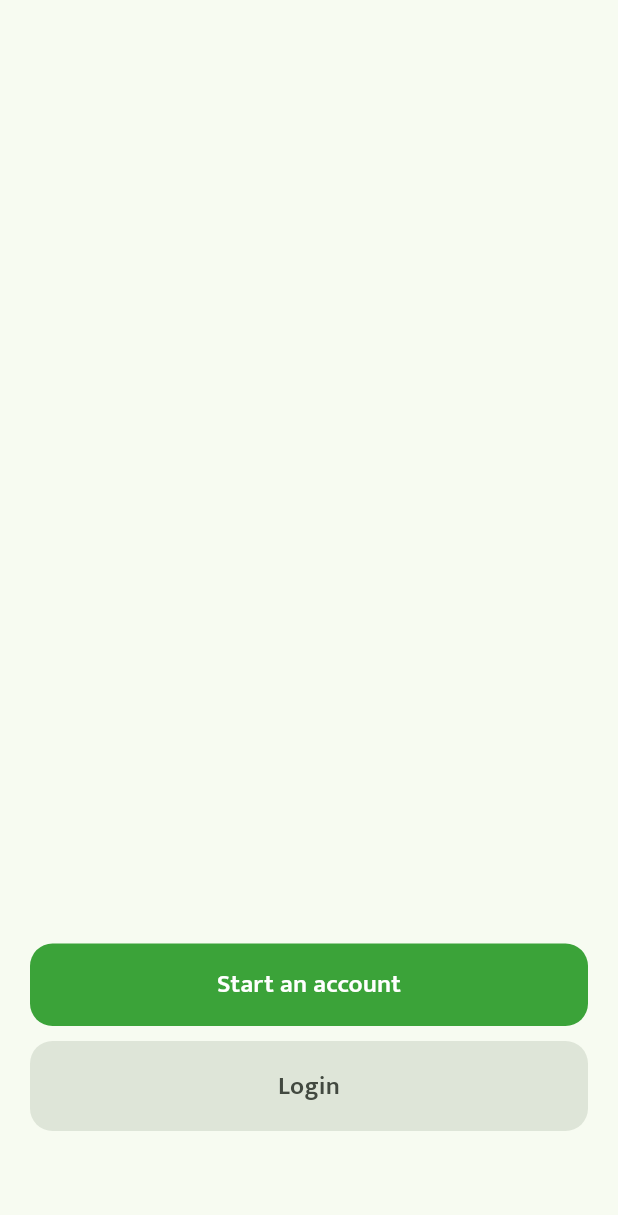
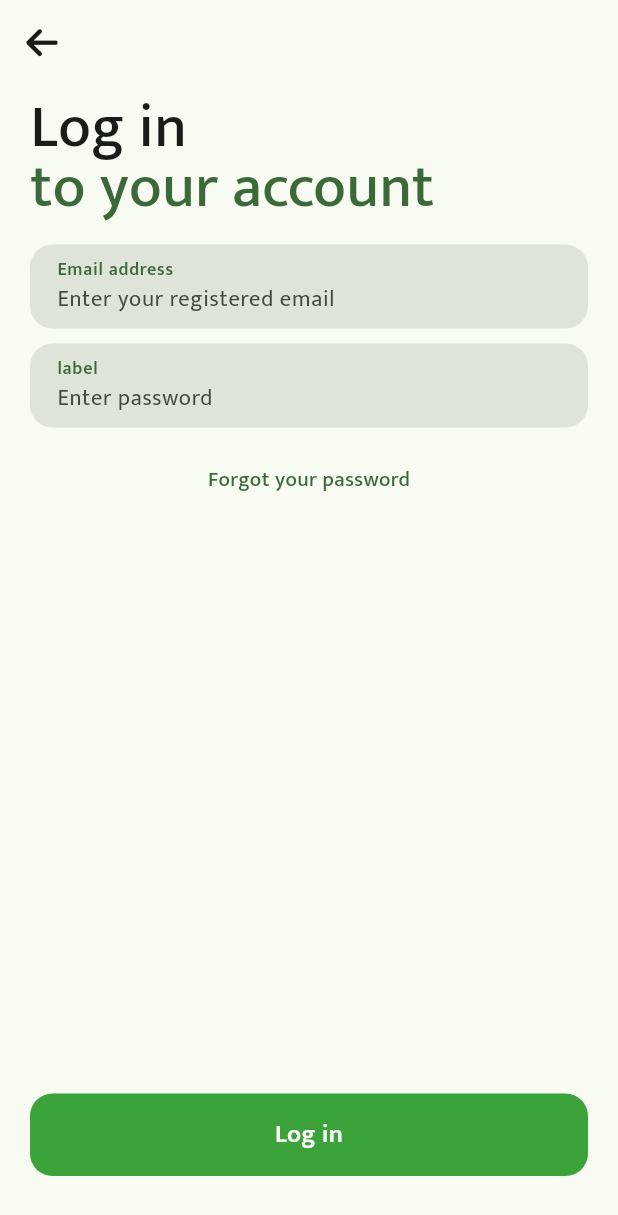
Before and after one commit to donndpm/maya_clone_app, a Flutter app: the screen it shows after launch, after a tap on "Login", on a phone screen of 412 x 824 dp. Shown: the top 1215 px of the screen. Run offline on Flutter 3.47's test engine with Material 2 defaults, Android fonts, the phone set to English and light mode, and no system bars; our stand-ins replace bloc, equatable, firebase_auth, firebase_core, flutter_bloc, font_awesome_flutter; accounts and stored records are empty.

Commit message:
Modified to auth screens to use email instead of phone number to use as login details. Also added initial login screen.

```diff
--- a/lib/src/authentication/bloc/create_account/create_account_state.dart
+++ b/lib/src/authentication/bloc/create_account/create_account_state.dart
@@ -7,7 +7,7 @@ abstract class CreateAccountState extends Equatable {
   List<Object> get props => [];
 }
 
-class CreateAccountInit extends CreateAccountState {}
+class CreateAccountInitial extends CreateAccountState {}
 
 class TextFieldValid extends CreateAccountState {}
 
@@ -35,3 +35,5 @@ class TextFieldError extends CreateAccountState {
         passwordErrorMsg,
       ];
 }
+
+class CreateAccountAuthenticated extends CreateAccountState {}
--- a/lib/src/authentication/bloc/page_controller/create_account_page_controller_cubit.dart
+++ b/lib/src/authentication/bloc/create_account/page_controller/create_account_page_controller_cubit.dart
@@ -4,8 +4,8 @@ import 'package:flutter/material.dart';
 import 'package:flutter_bloc/flutter_bloc.dart';
 import 'package:maya_clone_app/src/authentication/bloc/create_account/create_account_bloc.dart';
 
-class PageControllerCubit extends Cubit<int> {
-  PageControllerCubit() : super(0);
+class CreateAccountPageControllerCubit extends Cubit<int> {
+  CreateAccountPageControllerCubit() : super(0);
 
   togglePage(BuildContext context, PageController controller, int oldIndex,
       int newIndex) {
--- a/lib/src/authentication/screens/auth_screen.dart
+++ b/lib/src/authentication/screens/auth_screen.dart
@@ -1,5 +1,6 @@
 import 'package:flutter/material.dart';
 import 'package:maya_clone_app/src/authentication/screens/create_account/create_account.dart';
+import 'package:maya_clone_app/src/authentication/screens/login/login.dart';
 import 'package:maya_clone_app/src/authentication/screens/shared/auth_primary_btn.dart';
 import 'package:maya_clone_app/src/authentication/screens/shared/auth_secondary_btn.dart';
 
@@ -30,7 +31,17 @@ class AuthScreen extends StatelessWidget {
               const SizedBox(
                 height: 10,
               ),
-              AuthSecondaryBtn(label: 'Login'),
+              AuthSecondaryBtn(
+                label: 'Login',
+                onTap: () {
+                  Navigator.push(
+                    context,
+                    MaterialPageRoute(
+                      builder: (context) => LoginScreen(),
+                    ),
+                  );
+                },
+              ),
               const SizedBox(
                 height: 70,
               ),
--- a/lib/src/authentication/screens/create_account/data_privacy_screen.dart
+++ b/lib/src/authentication/screens/create_account/data_privacy_screen.dart
@@ -4,7 +4,7 @@ import 'package:font_awesome_flutter/font_awesome_flutter.dart';
 import 'package:maya_clone_app/src/authentication/screens/shared/auth_input_text.dart';
 import 'package:maya_clone_app/utils/constants.dart';
 
-import '../../bloc/page_controller/page_controller_cubit.dart';
+import '../../bloc/create_account/page_controller/create_account_page_controller_cubit.dart';
 import '../shared/auth_hidden_text.dart';
 import '../shared/auth_primary_btn.dart';
 
@@ -18,7 +18,7 @@ class DataPrivacyScreen extends StatelessWidget {
 
   @override
   Widget build(BuildContext context) {
-    return BlocBuilder<PageControllerCubit, int>(
+    return BlocBuilder<CreateAccountPageControllerCubit, int>(
       builder: (context, index) {
         return Padding(
           padding: const EdgeInsets.symmetric(horizontal: 20.0),
@@ -78,7 +78,7 @@ class DataPrivacyScreen extends StatelessWidget {
                 label: 'Continue',
                 onTap: () {
                   context
-                      .read<PageControllerCubit>()
+                      .read<CreateAccountPageControllerCubit>()
                       .togglePage(context, pageController, index, index + 1);
                 },
               ),
--- a/lib/src/authentication/screens/login/login.dart
+++ b/lib/src/authentication/screens/login/login.dart
@@ -0,0 +1,88 @@
+import 'package:flutter/material.dart';
+import 'package:font_awesome_flutter/font_awesome_flutter.dart';
+import 'package:maya_clone_app/src/authentication/screens/shared/auth_hidden_text.dart';
+import 'package:maya_clone_app/src/authentication/screens/shared/auth_input_text.dart';
+import 'package:maya_clone_app/src/authentication/screens/shared/auth_primary_btn.dart';
+import 'package:maya_clone_app/src/authentication/screens/shared/auth_primary_text_btn.dart';
+
+class LoginScreen extends StatelessWidget {
+  final phoneNumberController = TextEditingController();
+  final passwordController = TextEditingController();
+
+  LoginScreen({super.key});
+
+  @override
+  Widget build(BuildContext context) {
+    return Scaffold(
+      appBar: AppBar(
+        automaticallyImplyLeading: false,
+        backgroundColor: Theme.of(context).colorScheme.background,
+        foregroundColor: Theme.of(context).colorScheme.onBackground,
+        leading: IconButton(
+          onPressed: () {
+            Navigator.pop(context);
+            return;
+          },
+          icon: const Icon(FontAwesomeIcons.arrowLeft),
+        ),
+        elevation: 0.0,
+      ),
+      body: Padding(
+        padding: const EdgeInsets.symmetric(horizontal: 20.0),
+        child: Column(
+          children: [
+            Align(
+              alignment: Alignment.topLeft,
+              child: Stack(
+                clipBehavior: Clip.none,
+                children: [
+                  const Text(
+                    'Log in',
+                    style: TextStyle(
+                      fontSize: 40,
+                      fontWeight: FontWeight.w500,
+                    ),
+                  ),
+                  Positioned(
+                    top: 40,
+                    child: Text(
+                      'to your account',
+                      style: TextStyle(
+                        fontSize: 40,
+                        fontWeight: FontWeight.w500,
+                        color: Theme.of(context).colorScheme.primary,
+                      ),
+                    ),
+                  ),
+                ],
+              ),
+            ),
+            const SizedBox(
+              height: 50,
+            ),
+            AuthInputText(
+                label: 'Email address',
+                placeholder: 'Enter your registered email',
+                controller: phoneNumberController),
+            AuthHiddenText(
+                label: 'label',
+                placeholder: 'Enter password',
+                controller: passwordController),
+            AuthPrimaryTextBtn(
+              label: 'Forgot your password',
+              onTap: () {},
+            ),
+            const Spacer(),
+            AuthPrimaryBtn(
+              label: 'Log in',
+              onTap: () {},
+            ),
+            const SizedBox(
+              height: 40.0,
+            ),
+          ],
+        ),
+      ),
+    );
+  }
+}
--- a/lib/src/authentication/screens/shared/auth_hidden_text.dart
+++ b/lib/src/authentication/screens/shared/auth_hidden_text.dart
@@ -106,6 +106,9 @@ class _AuthHiddenTextState extends State<AuthHiddenText> {
                 : Container(),
           ),
         ),
+        const SizedBox(
+          height: 10.0,
+        ),
       ],
     );
   }
--- a/lib/src/authentication/screens/shared/auth_input_text.dart
+++ b/lib/src/authentication/screens/shared/auth_input_text.dart
@@ -102,6 +102,9 @@ class _AuthInputTextState extends State<AuthInputText> {
                 : Container(),
           ),
         ),
+        const SizedBox(
+          height: 10.0,
+        ),
       ],
     );
   }
--- a/lib/src/authentication/screens/shared/auth_secondary_btn.dart
+++ b/lib/src/authentication/screens/shared/auth_secondary_btn.dart
@@ -3,13 +3,16 @@ import 'package:maya_clone_app/utils/constants.dart';
 
 class AuthSecondaryBtn extends StatelessWidget {
   final String label;
+  final Function onTap;
 
-  const AuthSecondaryBtn({super.key, required this.label});
+  const AuthSecondaryBtn({super.key, required this.label, required this.onTap});
 
   @override
   Widget build(BuildContext context) {
     return GestureDetector(
-      onTap: () {},
+      onTap: () {
+        onTap();
+      },
       child: Container(
         width: MediaQuery.of(context).size.width < 768 ? double.infinity : 768,
         height: 60,
--- /dev/null
+++ b/lib/src/authentication/services/auth_repository.dart
@@ -0,0 +1,7 @@
+import 'package:firebase_auth/firebase_auth.dart';
+
+class AuthRepository {
+  final firebaseAuth = FirebaseAuth.instance;
+
+  Future<void> createUser(String email, String password) async {}
+}
```
Also changed, not shown: lib/src/authentication/bloc/create_account/create_account_bloc.dart (+6 -12 lines), lib/src/authentication/bloc/create_account/create_account_event.dart (+3 -6 lines), lib/src/authentication/bloc/login/login_bloc.dart (added, +13 -0 lines), lib/src/authentication/bloc/login/login_event.dart (added, +8 -0 lines), lib/src/authentication/bloc/login/login_state.dart (added, +28 -0 lines), lib/src/authentication/screens/create_account/create_account.dart (+5 -5 lines), lib/src/authentication/screens/create_account/finalize_screen.dart (+0 -14 lines), lib/src/authentication/screens/create_account/login_dtl_screen.dart (+25 -21 lines), lib/src/authentication/screens/create_account/personal_dtl_screen.dart (+9 -16 lines).
